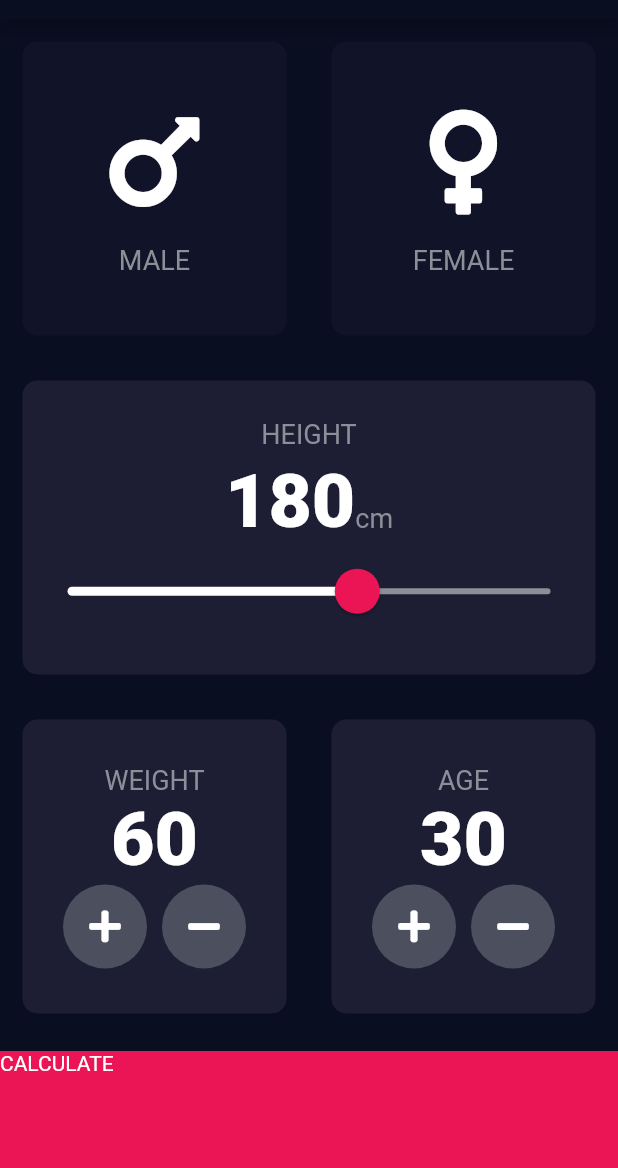
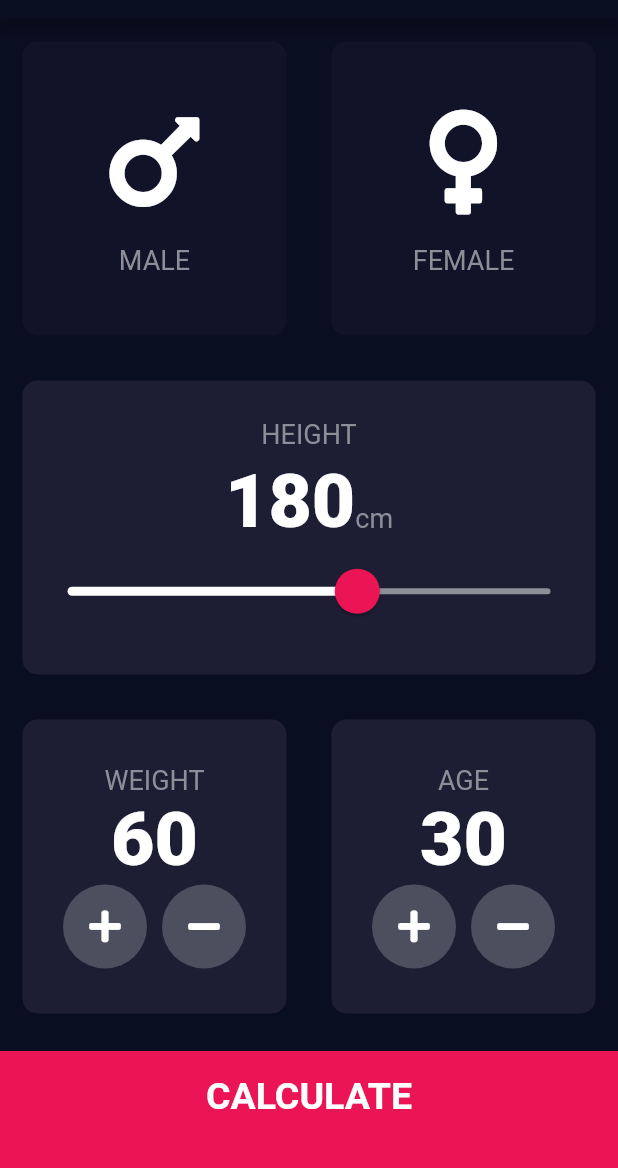
Before and after one commit to ginoabella/angela_bmicalculator, a Flutter app: the screen it shows after launch, on a phone screen of 412 x 824 dp, the part 65-1233 px from its top. Run offline on Flutter 3.47's test engine with Material 2 defaults, Android fonts, the phone set to English and light mode, and no system bars; our stand-ins replace font_awesome_flutter.

Commit message:
end of module

```diff
--- /dev/null
+++ b/lib/components/bottom_button.dart
@@ -0,0 +1,30 @@
+import 'package:flutter/material.dart';
+
+import 'package:bmi_calculator/constant.dart';
+
+class BottomButton extends StatelessWidget {
+  final Function onTap;
+  final String buttonTitle;
+
+  BottomButton({@required this.onTap, @required this.buttonTitle});
+
+  @override
+  Widget build(BuildContext context) {
+    return GestureDetector(
+      onTap: onTap,
+      child: Container(
+        child: Center(
+          child: Text(
+            '$buttonTitle',
+            style: kLargeButtonTextStyle,
+          ),
+        ),
+        color: kBottomContainerColor,
+        margin: EdgeInsets.only(top: 10.0),
+        padding: EdgeInsets.only(bottom: 20),
+        width: double.infinity,
+        height: kBottomContainerHeight,
+      ),
+    );
+  }
+}
--- a/lib/round_icon_button.dart
+++ b/lib/components/round_icon_button.dart
@@ -6,7 +6,7 @@ class RoundIconButton extends StatelessWidget {
 
   RoundIconButton({
     @required this.icon,
-    this.onPress,
+    @required this.onPress,
   });
 
   @override
--- a/lib/main.dart
+++ b/lib/main.dart
@@ -1,6 +1,6 @@
 import 'package:flutter/material.dart';
 
-import 'package:bmi_calculator/input_page.dart';
+import 'package:bmi_calculator/screens/input_page.dart';
 
 void main() => runApp(BMICalculator());
 
--- a/lib/input_page.dart
+++ b/lib/screens/input_page.dart
@@ -1,11 +1,13 @@
 import 'package:flutter/material.dart';
 import 'package:font_awesome_flutter/font_awesome_flutter.dart';
 
-import 'package:bmi_calculator/reuseable_card.dart';
-import 'package:bmi_calculator/icon_content.dart';
+import 'package:bmi_calculator/components/reuseable_card.dart';
+import 'package:bmi_calculator/components/icon_content.dart';
 import 'package:bmi_calculator/constant.dart';
-import 'package:bmi_calculator/round_icon_button.dart';
-import 'package:bmi_calculator/results_page.dart';
+import 'package:bmi_calculator/components/round_icon_button.dart';
+import 'package:bmi_calculator/screens/results_page.dart';
+import 'package:bmi_calculator/components/bottom_button.dart';
+import 'package:bmi_calculator/calculator_brain.dart';
 
 enum Gender {
   male,
@@ -49,21 +51,23 @@ class _InputPageState extends State<InputPage> {
                 ],
               ),
             ),
-            GestureDetector(
+            BottomButton(
               onTap: () {
+                CalculatorBrain calc =
+                    CalculatorBrain(height: height, weight: weight);
                 Navigator.push(
                   context,
-                  MaterialPageRoute(builder: (context) => ResultsPage()),
+                  MaterialPageRoute(
+                    builder: (context) => ResultsPage(
+                      bmiResult: calc.calculateBMI(),
+                      resultText: calc.getResult(),
+                      resultInterpretation: calc.getInterpretation(),
+                    ),
+                  ),
                 );
               },
-              child: Container(
-                child: Text('CALCULATE'),
-                color: kBottomContainerColor,
-                margin: EdgeInsets.only(top: 10.0),
-                width: double.infinity,
-                height: kBottomContainerHeight,
-              ),
-            )
+              buttonTitle: 'CALCULATE',
+            ),
           ],
         ));
   }
```
Also changed, not shown: lib/calculator_brain.dart (added, +35 -0 lines), lib/constant.dart (+25 -0 lines), lib/results_page.dart (deleted, +0 -13 lines), lib/screens/results_page.dart (added, +71 -0 lines), lib/components/icon_content.dart (renamed from lib/icon_content.dart), lib/components/reuseable_card.dart (renamed from lib/reuseable_card.dart).
